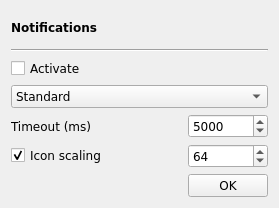
Above: trunk/src/GUI/Notifications/GUI_Notifications.ui from shahid334/sayonara-player before the change. Below: the same form after it.
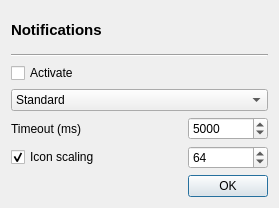
That is the form after the change.

```diff
--- a/trunk/src/GUI/Notifications/GUI_Notifications.ui
+++ b/trunk/src/GUI/Notifications/GUI_Notifications.ui
@@ -19,11 +19,6 @@
   <layout class="QGridLayout" name="gridLayout">
    <item row="1" column="0" colspan="2">
     <widget class="Line" name="line">
-     <property name="font">
-      <font>
-       <family>DejaVu Sans</family>
-      </font>
-     </property>
      <property name="orientation">
       <enum>Qt::Horizontal</enum>
      </property>
@@ -31,13 +26,8 @@
    </item>
    <item row="2" column="0" colspan="2">
     <widget class="QCheckBox" name="cb_activate">
-     <property name="font">
-      <font>
-       <family>DejaVu Sans</family>
-      </font>
-     </property>
      <property name="focusPolicy">
-      <enum>Qt::NoFocus</enum>
+      <enum>Qt::StrongFocus</enum>
      </property>
      <property name="text">
       <string>Activate</string>
@@ -52,13 +42,8 @@
        <height>16777215</height>
       </size>
      </property>
-     <property name="font">
-      <font>
-       <family>DejaVu Sans</family>
-      </font>
-     </property>
      <property name="focusPolicy">
-      <enum>Qt::NoFocus</enum>
+      <enum>Qt::StrongFocus</enum>
      </property>
      <property name="text">
       <string>OK</string>
@@ -67,13 +52,8 @@
    </item>
    <item row="3" column="0" colspan="2">
     <widget class="QComboBox" name="combo_notification">
-     <property name="font">
-      <font>
-       <family>DejaVu Sans</family>
-      </font>
-     </property>
      <property name="focusPolicy">
-      <enum>Qt::NoFocus</enum>
+      <enum>Qt::StrongFocus</enum>
      </property>
      <item>
       <property name="text">
@@ -84,11 +64,6 @@
    </item>
    <item row="4" column="1">
     <widget class="QSpinBox" name="sb_timeout">
-     <property name="font">
-      <font>
-       <family>DejaVu Sans</family>
-      </font>
-     </property>
      <property name="focusPolicy">
       <enum>Qt::WheelFocus</enum>
      </property>
@@ -108,11 +83,6 @@
    </item>
    <item row="4" column="0">
     <widget class="QLabel" name="label_3">
-     <property name="font">
-      <font>
-       <family>DejaVu Sans</family>
-      </font>
-     </property>
      <property name="text">
       <string>Timeout (ms)</string>
      </property>
@@ -122,7 +92,7 @@
     <widget class="QLabel" name="label_2">
      <property name="font">
       <font>
-       <family>DejaVu Sans</family>
+       <pointsize>11</pointsize>
        <weight>75</weight>
        <bold>true</bold>
       </font>
@@ -134,11 +104,6 @@
    </item>
    <item row="5" column="1">
     <widget class="QSpinBox" name="sb_scale">
-     <property name="font">
-      <font>
-       <family>DejaVu Sans</family>
-      </font>
-     </property>
      <property name="minimum">
       <number>32</number>
      </property>
@@ -152,11 +117,6 @@
    </item>
    <item row="5" column="0">
     <widget class="QCheckBox" name="cb_scale">
-     <property name="font">
-      <font>
-       <family>DejaVu Sans</family>
-      </font>
-     </property>
      <property name="text">
       <string>Icon scaling</string>
      </property>
```
